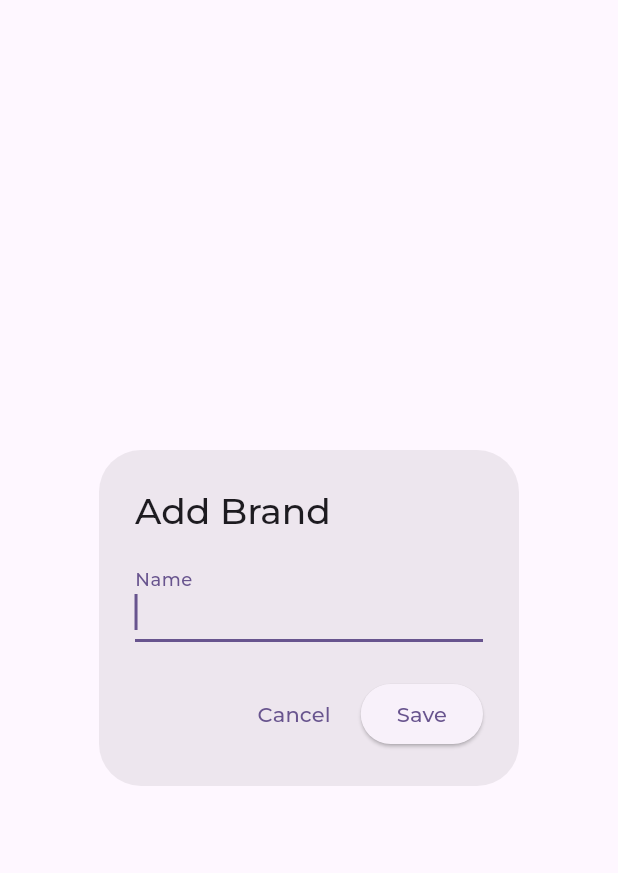
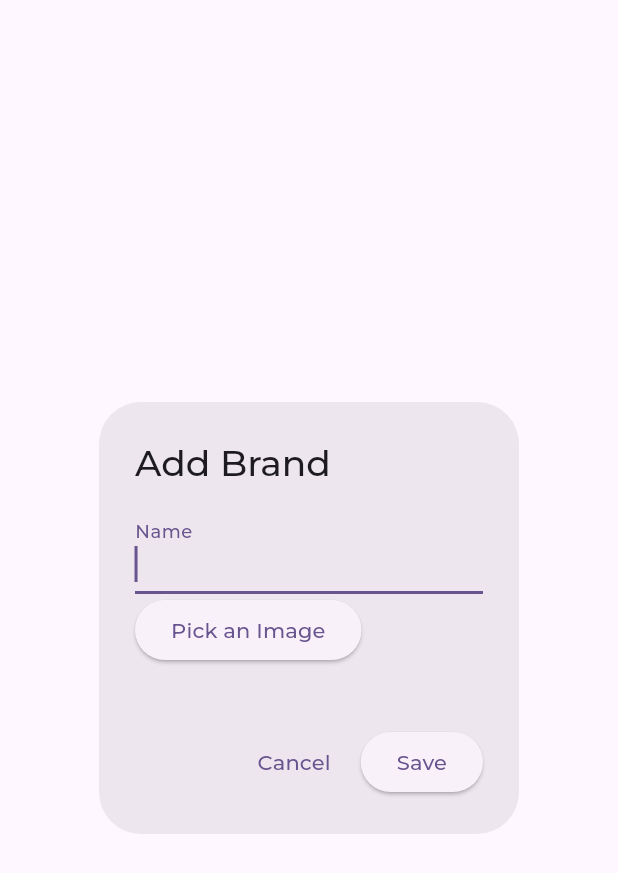
Before and after one commit to wajdi2001/piece_autos, a Flutter app: the BrandFormModal widget shown alone on an empty page, opened directly, on a phone screen of 412 x 824 dp. Shown: the top 873 px of the screen. Run offline on Flutter 3.47's test engine with Material 3 defaults, Android fonts, the phone set to English and light mode, and no system bars; our stand-ins replace bloc, dartz, dio, equatable, flutter_animate, flutter_bloc and 5 more; accounts and stored records are empty; network calls fail; project files that could hold a hidden picture were left out.

Commit message:
fix_dialog_problem

```diff
--- a/lib/src/presentation/layouts/admin_dashboard/widgets/Brand_crud_ui_widget.dart
+++ b/lib/src/presentation/layouts/admin_dashboard/widgets/Brand_crud_ui_widget.dart
@@ -193,6 +193,9 @@ class _BrandFormModalState extends State<BrandFormModal> {
                 autofocus:
                     true, // Automatically focus the field when dialog opens
               ),
+              ImagePickerWidget(
+                defaultNetworkImage: widget.brand?.image,
+              ),
             ],
           ),
         ),
--- a/lib/src/presentation/layouts/admin_dashboard/widgets/image_picker_widget.dart
+++ b/lib/src/presentation/layouts/admin_dashboard/widgets/image_picker_widget.dart
@@ -3,11 +3,16 @@ import 'dart:io';
 import 'package:flutter/material.dart';
 import 'package:flutter_bloc/flutter_bloc.dart';
 import 'package:image_picker/image_picker.dart';
+import 'package:piece_autos/core/utils/constants.dart';
 import 'package:piece_autos/src/presentation/controllers/dashboard/dashboard_bloc.dart';
 import 'package:piece_autos/src/presentation/controllers/dashboard/dashboard_state.dart';
 
 class ImagePickerWidget extends StatelessWidget {
-  const ImagePickerWidget({super.key});
+  final String? defaultNetworkImage;
+  const ImagePickerWidget({
+    super.key,
+    this.defaultNetworkImage,
+  });
 
   Future<void> _pickImage(BuildContext context) async {
     final picker = ImagePicker();
@@ -36,6 +41,13 @@ class ImagePickerWidget extends StatelessWidget {
               child: const Text("Pick an Image"),
             ),
             const SizedBox(height: 16),
+            if (state.selectedImageBytes == null && defaultNetworkImage != null)
+              Image.network(
+                "$baseUrl/$defaultNetworkImage",
+                width: 100,
+                height: 100,
+                fit: BoxFit.cover,
+              ),
             if (state.selectedImageBytes != null)
               Column(
                 children: [
```
